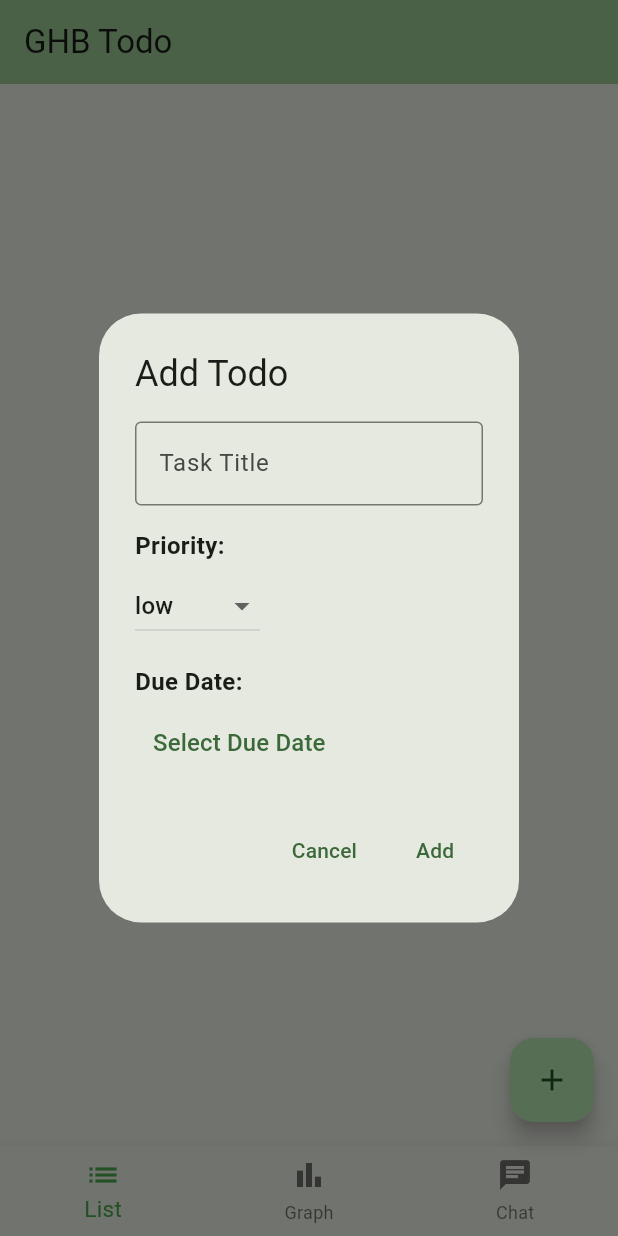
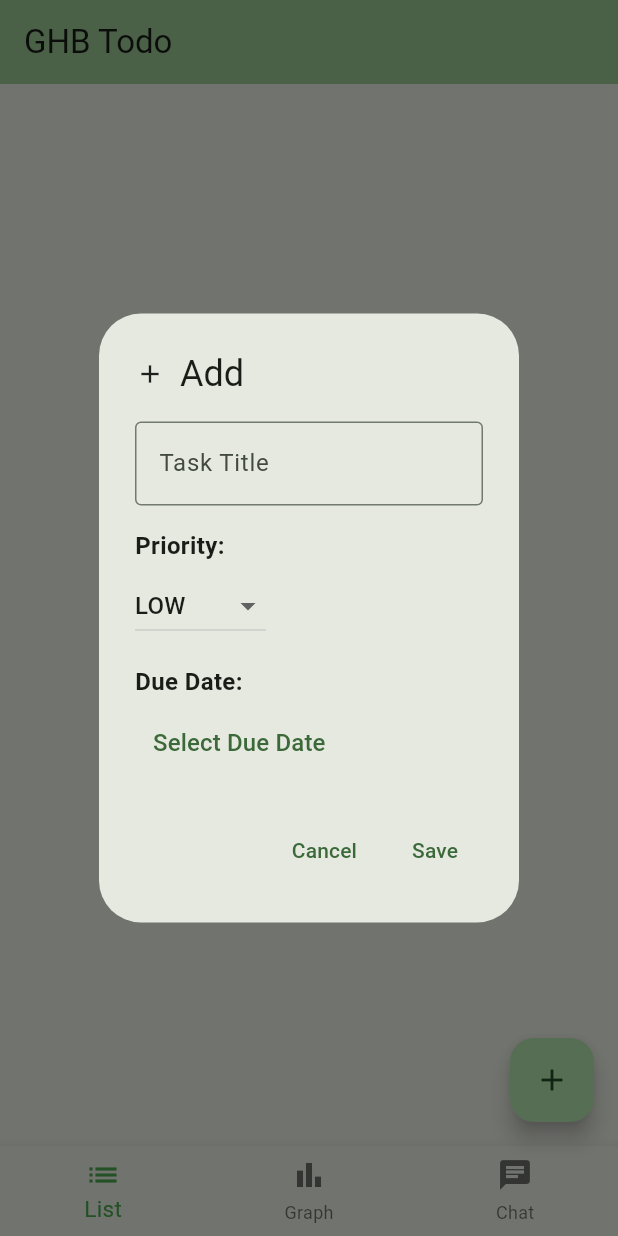
Before and after one commit to nanchaoCH/ghb_todo, a Flutter app: the screen it shows after launch, after a tap on the "add" icon, on a phone screen of 412 x 824 dp. Run offline on Flutter 3.47's test engine with Material 3 defaults, Android fonts, the phone set to English and light mode, and no system bars.

Commit message:
feat: create update todo with global form_modal_widget

```diff
--- a/lib/pages/my_home/my_home_page.dart
+++ b/lib/pages/my_home/my_home_page.dart
@@ -2,11 +2,10 @@ import 'package:flutter/material.dart';
 import 'package:ghb_todo/pages/my_home/widgets/chat_page.dart';
 import 'package:ghb_todo/pages/my_home/widgets/todo_graph_page.dart';
 import 'package:ghb_todo/pages/my_home/widgets/todo_list_page.dart';
-import 'package:intl/intl.dart';
 import 'package:provider/provider.dart';
 
-import '../../models/todo_model.dart';
 import '../../providers/todo_provider.dart';
+import 'widgets/todo_form_modal_widget.dart';
 
 class MyHomePage extends StatefulWidget {
   const MyHomePage({super.key});
@@ -26,108 +25,23 @@ class _MyHomePageState extends State<MyHomePage> {
   ];
 
   void _showAddTodoDialog(BuildContext context) {
-    final TextEditingController controller = TextEditingController();
-    Priority selectedPriority = Priority.low;
-    DateTime? selectedDueDate;
-
     showDialog(
       context: context,
-      builder: (context) => StatefulBuilder(
-        builder: (context, setState) => AlertDialog(
-          title: const Text('Add Todo'),
-          content: Column(
-            mainAxisSize: MainAxisSize.min,
-            crossAxisAlignment: CrossAxisAlignment.start,
-            children: [
-              TextField(
-                controller: controller,
-                decoration: const InputDecoration(
-                  hintText: 'Enter a task',
-                  labelText: 'Task Title',
-                  border: OutlineInputBorder(),
-                ),
-              ),
-              const SizedBox(height: 15),
-              const Align(
-                alignment: Alignment.centerLeft,
-                child: Text(
-                  'Priority:',
-                  style: TextStyle(fontWeight: FontWeight.bold, fontSize: 16),
-                ),
-              ),
-              const SizedBox(height: 5),
-              DropdownButton<Priority>(
-                value: selectedPriority,
-                onChanged: (value) {
-                  if (value != null) {
-                    setState(() {
-                      selectedPriority = value;
-                    });
-                  }
-                },
-                items: Priority.values.map((priority) {
-                  return DropdownMenuItem(
-                    value: priority,
-                    child: Text(priority.name),
-                  );
-                }).toList(),
-              ),
-              const SizedBox(height: 15),
-              const Align(
-                alignment: Alignment.centerLeft,
-                child: Text(
-                  'Due Date:',
-                  style: TextStyle(fontWeight: FontWeight.bold, fontSize: 16),
-                ),
-              ),
-              const SizedBox(height: 5),
-              TextButton(
-                onPressed: () async {
-                  final pickedDate = await showDatePicker(
-                    context: context,
-                    initialDate: DateTime.now(),
-                    firstDate: DateTime.now(),
-                    lastDate: DateTime(2100),
-                  );
-
-                  if (pickedDate != null) {
-                    setState(() {
-                      selectedDueDate = pickedDate;
-                    });
-                  }
-                },
-                child: Text(
-                  selectedDueDate == null
-                      ? 'Select Due Date'
-                      : 'Due: ${DateFormat('dd-MMM-yyyy').format(selectedDueDate!.toLocal())}',
-                  style: const TextStyle(fontSize: 16),
-                ),
-              ),
-            ],
-          ),
-          actions: [
-            TextButton(
-              onPressed: () => Navigator.pop(context),
-              child: const Text('Cancel'),
-            ),
-            TextButton(
-              onPressed: () {
-                if (controller.text.isEmpty || selectedDueDate == null) {
-                  return;
-                }
-
-                Provider.of<TodoProvider>(context, listen: false).addTodo(
-                  controller.text,
-                  selectedPriority,
-                  selectedDueDate!,
-                );
-
-                Navigator.pop(context);
-              },
-              child: const Text('Add'),
-            ),
-          ],
-        ),
+      builder: (context) => TodoFormModalWidget(
+        initialTitle: null,
+        initialPriority: null,
+        initialDueDate: null,
+        onSave: (title, priority, dueDate) {
+          Provider.of<TodoProvider>(
+            context,
+            listen: false,
+          ).addTodo(
+            title,
+            priority,
+            dueDate,
+          );
+        },
+        isEdit: false,
       ),
     );
   }
--- /dev/null
+++ b/lib/pages/my_home/widgets/todo_form_modal_widget.dart
@@ -0,0 +1,161 @@
+import 'package:flutter/material.dart';
+import 'package:intl/intl.dart';
+
+import '../../../models/todo_model.dart';
+
+class TodoFormModalWidget extends StatefulWidget {
+  final bool isEdit;
+  final String? initialTitle;
+  final Priority? initialPriority;
+  final DateTime? initialDueDate;
+  final Function(String, Priority, DateTime) onSave;
+
+  const TodoFormModalWidget({
+    super.key,
+    required this.isEdit,
+    required this.initialTitle,
+    required this.initialPriority,
+    required this.initialDueDate,
+    required this.onSave,
+  });
+
+  @override
+  // ignore: library_private_types_in_public_api
+  _TodoFormModalWidgetState createState() {
+    return _TodoFormModalWidgetState();
+  }
+}
+
+class _TodoFormModalWidgetState extends State<TodoFormModalWidget> {
+  late TextEditingController _titleController;
+  late Priority? _selectedPriority;
+  late DateTime? _selectedDueDate;
+
+  @override
+  void initState() {
+    super.initState();
+    _titleController = TextEditingController(text: widget.initialTitle);
+    _selectedPriority = widget.initialPriority ?? Priority.low;
+    _selectedDueDate = widget.initialDueDate;
+  }
+
+  @override
+  void dispose() {
+    _titleController.dispose();
+    super.dispose();
+  }
+
+  @override
+  Widget build(BuildContext context) {
+    final title = widget.isEdit ? const Text('Edit') : const Text('Add');
+    final titleIcon = widget.isEdit ? Icons.edit : Icons.add;
+
+    return AlertDialog(
+      title: Row(
+        children: [
+          Padding(
+            padding: const EdgeInsets.only(right: 10),
+            child: Icon(
+              titleIcon,
+              size: 20,
+            ),
+          ),
+          title,
+        ],
+      ),
+      content: Column(
+        mainAxisSize: MainAxisSize.min,
+        crossAxisAlignment: CrossAxisAlignment.start,
+        children: [
+          TextField(
+            controller: _titleController,
+            decoration: const InputDecoration(
+              hintText: 'Enter a task',
+              labelText: 'Task Title',
+              border: OutlineInputBorder(),
+            ),
+          ),
+          const SizedBox(height: 15),
+          const Align(
+            alignment: Alignment.centerLeft,
+            child: Text(
+              'Priority:',
+              style: TextStyle(fontWeight: FontWeight.bold, fontSize: 16),
+            ),
+          ),
+          const SizedBox(height: 5),
+          DropdownButton<Priority>(
+            value: _selectedPriority,
+            onChanged: (value) {
+              if (value != null) {
+                setState(() {
+                  _selectedPriority = value;
+                });
+              }
+            },
+            items: Priority.values.map((priority) {
+              return DropdownMenuItem(
+                value: priority,
+                child: Text(priority.name.toUpperCase()),
+              );
+            }).toList(),
+          ),
+          const SizedBox(height: 15),
+          const Align(
+            alignment: Alignment.centerLeft,
+            child: Text(
+              'Due Date:',
+              style: TextStyle(fontWeight: FontWeight.bold, fontSize: 16),
+            ),
+          ),
+          const SizedBox(height: 5),
+          TextButton(
+            onPressed: () async {
+              final pickedDate = await showDatePicker(
+                context: context,
+                initialDate: _selectedDueDate,
+                firstDate: DateTime.now(),
+                lastDate: DateTime(2100),
+              );
+              if (pickedDate != null) {
+                setState(() {
+                  _selectedDueDate = pickedDate;
+                });
+              }
+            },
+            child: Text(
+              _selectedDueDate == null
+                  ? 'Select Due Date'
+                  : 'Due: ${DateFormat('dd-MMM-yyyy').format(_selectedDueDate!.toLocal())}',
+              style: const TextStyle(fontSize: 16),
+            ),
+          ),
+        ],
+      ),
+      actions: [
+        TextButton(
+          onPressed: () => Navigator.pop(context),
+          child: const Text('Cancel'),
+        ),
+        TextButton(
+          onPressed: () {
+            if (_titleController.text.isEmpty ||
+                _selectedPriority == null ||
+                _selectedDueDate == null) {
+              return;
+            }
+
+            widget.onSave(
+              _titleController.text,
+              _selectedPriority!,
+              _selectedDueDate!,
+            );
+
+            Navigator.pop(context);
+          },
+          child: const Text('Save'),
+        ),
+      ],
+    );
+  }
+}
```
Also changed, not shown: lib/pages/my_home/widgets/todo_list_page.dart (+36 -4 lines), lib/providers/todo_provider.dart (+12 -0 lines), 1 other file.
